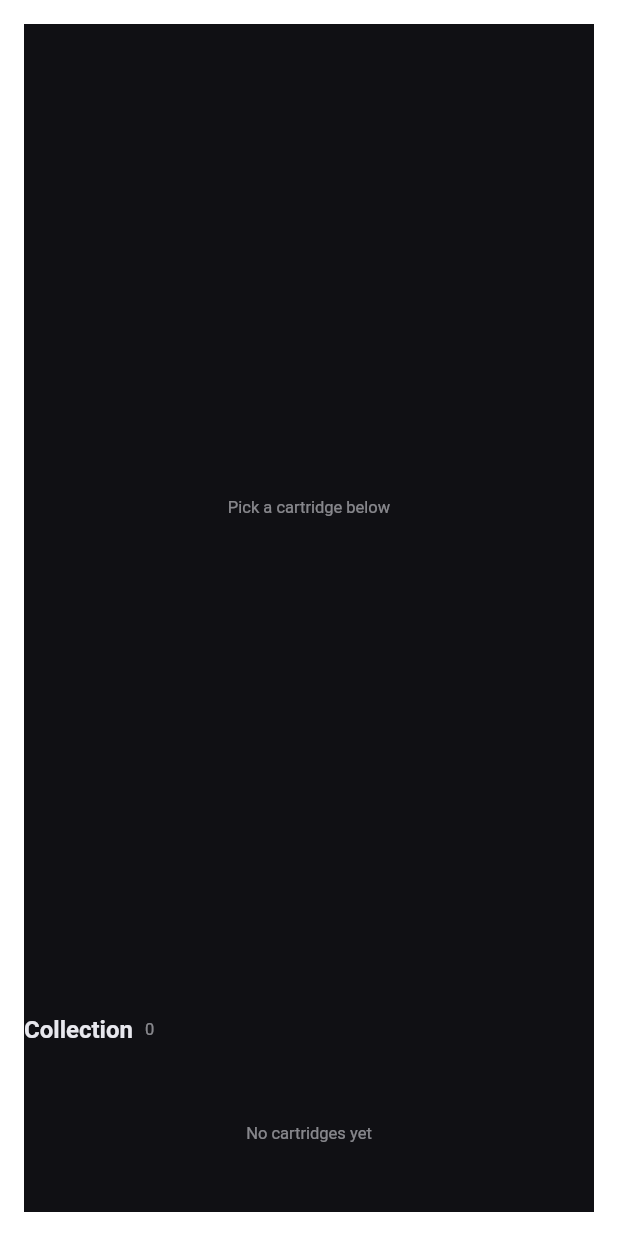
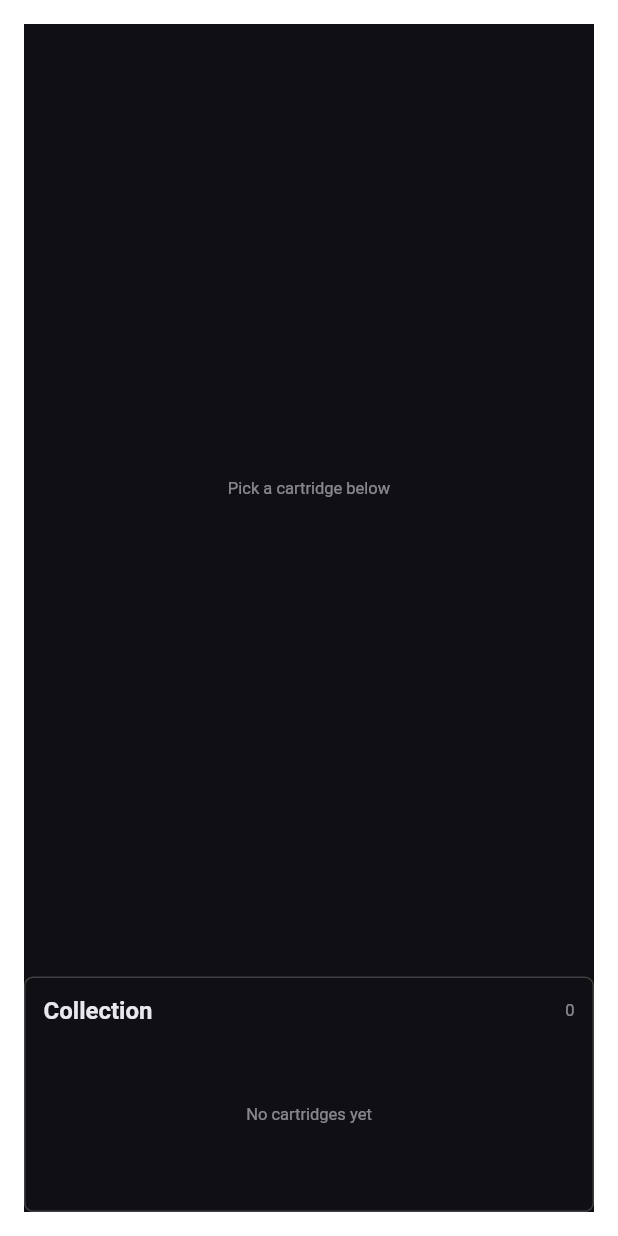
Before and after one commit to palapa-ai/emulators, a Flutter app: the screen it shows after launch, on a phone screen of 412 x 824 dp. Run offline on Flutter 3.47's test engine with Material 3 defaults, Android fonts, the phone set to English and light mode, and no system bars; missing offline and left inert: dart:ffi.

Commit message:
Give the chrome a skin seam, and a way to pair a pad
The screen drew its own section headings and unlabelled buttons, so a host
could restyle the text but not the furniture around it. Skins now supply
panel() as well, and buttons carry a named icon — named rather than drawn,
so a host maps them onto its own set without the package depending on one.

The cartridge title is gone from the transport row: the shelf already shows
which one is playing.

Pairing is the host's business, since only it knows how a platform opens
Bluetooth — the package just shows the button, labelled with the pad it can
actually see, which is also the fastest way to tell whether it sees one.

Co-Authored-By: Claude Opus 5 <noreply@anthropic.com>

```diff
--- a/lib/src/emulator_session.dart
+++ b/lib/src/emulator_session.dart
@@ -31,6 +31,7 @@ class EmulatorSession extends ChangeNotifier {
   int _keyboard = 0;
 
   bool get hasGamepad => _gamepad.isConnected;
+  String? get gamepadName => _gamepad.name;
 
   /// Roughly three frames of sound in hand — enough to ride out a slow decode,
   /// short enough that a button press is not heard late.
--- a/lib/src/ui/emulator_screen.dart
+++ b/lib/src/ui/emulator_screen.dart
@@ -33,8 +33,13 @@ class EmulatorScreen extends StatefulWidget {
     this.corePath,
     this.libraryRoot,
     this.autoPlay = false,
+    this.onPairController,
     super.key,
   });
+
+  /// Shown as a button while no pad is attached — pairing is the host's
+  /// business, since only it knows how this platform opens Bluetooth.
+  final VoidCallback? onPairController;
 
   final EmulatorViewModel? viewModel;
   final String? corePath;
@@ -87,7 +92,11 @@ class _EmulatorScreenState extends State<EmulatorScreen> {
             crossAxisAlignment: .stretch,
             children: [
               Expanded(
-                child: _Stage(viewModel: viewModel, skin: skin),
+                child: _Stage(
+                  viewModel: viewModel,
+                  skin: skin,
+                  onPairController: widget.onPairController,
+                ),
               ),
               const SizedBox(height: 16),
               _Shelf(viewModel: viewModel, skin: skin),
@@ -100,10 +109,15 @@ class _EmulatorScreenState extends State<EmulatorScreen> {
 }
 
 class _Stage extends StatelessWidget {
-  const _Stage({required this.viewModel, required this.skin});
+  const _Stage({
+    required this.viewModel,
+    required this.skin,
+    this.onPairController,
+  });
 
   final EmulatorViewModel viewModel;
   final EmulatorSkin skin;
+  final VoidCallback? onPairController;
 
   @override
   Widget build(BuildContext context) {
@@ -130,11 +144,28 @@ class _Stage extends StatelessWidget {
         const SizedBox(height: 8),
         Row(
           children: [
-            skin.text(context, rom.title, role: .heading),
             const Spacer(),
-            skin.button(context, label: 'Reset', onTap: viewModel.reset),
+            if (onPairController != null)
+              skin.button(
+                context,
+                label: viewModel.gamepadName ?? 'Pair controller',
+                icon: .controller,
+                onTap: onPairController ?? () {},
+              ),
+            if (onPairController != null) const SizedBox(width: 8),
+            skin.button(
+              context,
+              label: 'Reset',
+              icon: .reset,
+              onTap: viewModel.reset,
+            ),
             const SizedBox(width: 8),
-            skin.button(context, label: 'Eject', onTap: viewModel.stop),
+            skin.button(
+              context,
+              label: 'Eject',
+              icon: .eject,
+              onTap: viewModel.stop,
+            ),
           ],
         ),
       ],
@@ -172,18 +203,11 @@ class _Shelf extends StatelessWidget {
   Widget build(BuildContext context) {
     final roms = viewModel.roms;
 
-    return Column(
-      crossAxisAlignment: .stretch,
-      children: [
-        Row(
-          children: [
-            skin.text(context, 'Collection', role: .heading),
-            const SizedBox(width: 8),
-            skin.text(context, '${roms.length}', role: .caption),
-          ],
-        ),
-        const SizedBox(height: 8),
-        SizedBox(
+    return skin.panel(
+      context,
+      title: 'Collection',
+      trailing: [skin.text(context, '${roms.length}', role: .caption)],
+      child: SizedBox(
         height: 104,
         child: roms.isEmpty
             ? Center(
@@ -207,7 +231,6 @@ class _Shelf extends StatelessWidget {
                 ),
               ),
       ),
-      ],
     );
   }
 }
--- a/lib/src/ui/emulator_skin.dart
+++ b/lib/src/ui/emulator_skin.dart
@@ -1,6 +1,10 @@
 import 'package:flutter/widgets.dart';
 
 enum EmulatorTextRole { heading, body, caption }
+
+/// Named rather than drawn here, so a host can map them onto its own icon set
+/// without the package depending on one.
+enum EmulatorIcon { reset, eject, controller }
 
 /// How the package draws its own chrome.
 ///
@@ -48,6 +52,7 @@ class EmulatorSkin {
     BuildContext context, {
     required String label,
     required VoidCallback onTap,
+    EmulatorIcon? icon,
   }) => GestureDetector(
     onTap: onTap,
     child: Container(
@@ -57,6 +62,36 @@ class EmulatorSkin {
         borderRadius: BorderRadius.circular(5),
       ),
       child: text(context, label, role: EmulatorTextRole.caption),
+    ),
+  );
+
+
+  /// A titled region. The default is a plain bordered box; hosts with a
+  /// design system draw their own.
+  Widget panel(
+    BuildContext context, {
+    required String title,
+    required Widget child,
+    List<Widget> trailing = const [],
+  }) => Container(
+    padding: const EdgeInsets.all(12),
+    decoration: BoxDecoration(
+      border: Border.all(color: line(context)),
+      borderRadius: BorderRadius.circular(6),
+    ),
+    child: Column(
+      crossAxisAlignment: CrossAxisAlignment.stretch,
+      children: [
+        Row(
+          children: [
+            text(context, title, role: EmulatorTextRole.heading),
+            const Spacer(),
+            ...trailing,
+          ],
+        ),
+        const SizedBox(height: 8),
+        child,
+      ],
     ),
   );
 
--- a/lib/src/ui/emulator_view_model.dart
+++ b/lib/src/ui/emulator_view_model.dart
@@ -37,6 +37,8 @@ class EmulatorViewModel extends ChangeNotifier {
   List<RomFile> get roms => _roms;
 
   RomFile? get playing => session.rom;
+  bool get hasGamepad => session.hasGamepad;
+  String? get gamepadName => session.gamepadName;
   SessionStatus get status => session.status;
 
   Future<void> _findCore() async {
```
Also changed, not shown: lib/src/gamepad.dart (+16 -3 lines), 1 other file. Lines whose indentation alone changed are shown as unchanged.
